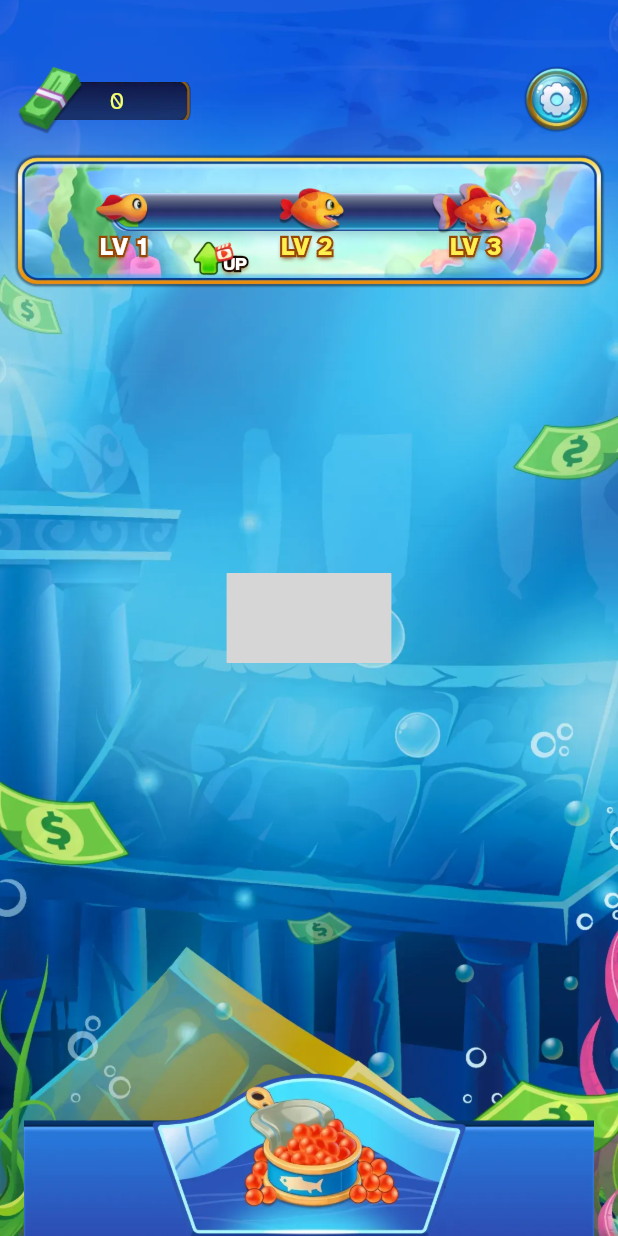
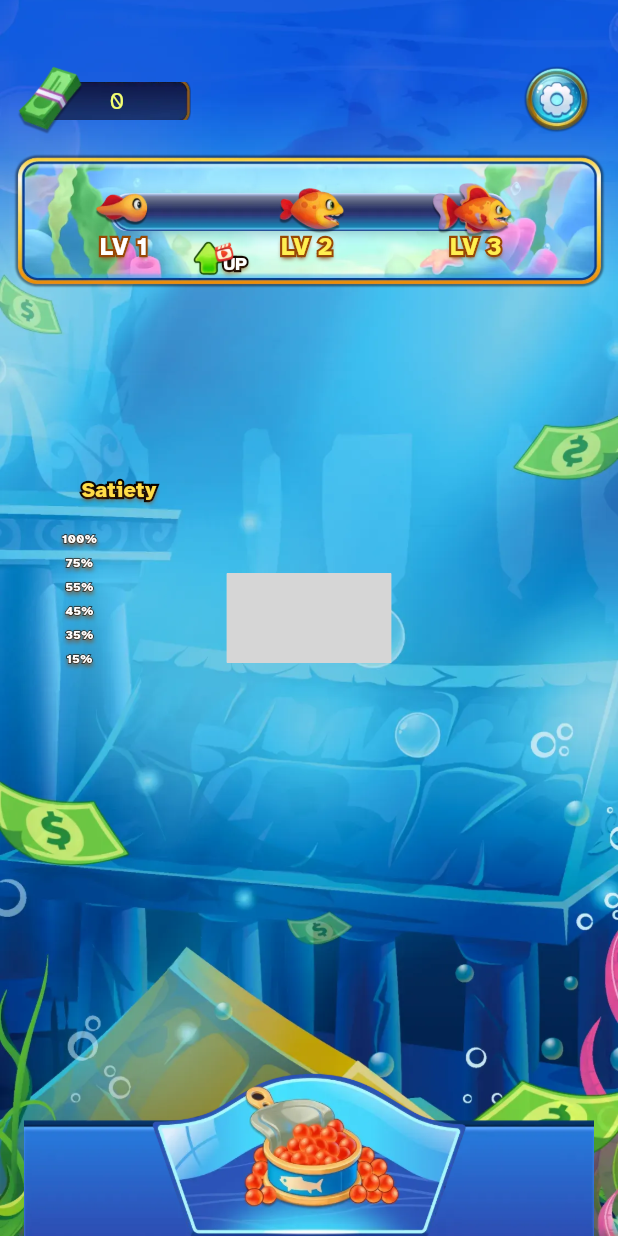
Before and after one commit to wangzaoQ/fishEarn, a Flutter app: the screen it shows after launch, on a phone screen of 412 x 824 dp. Run offline on Flutter 3.47's test engine with Material 3 defaults, Android fonts, the phone set to English and light mode, and no system bars; our stand-ins replace easy_localization, flutter_screenutil, lottie, shared_preferences; missing offline and left inert: applovin_max, flame; grey boxes are pictures that could not be loaded.

Commit message:
增加游戏生命进度

```diff
--- a/assets/translations/en.json
+++ b/assets/translations/en.json
@@ -1,5 +1,6 @@
 {
   "app_up": "UP",
   "app_pop_1_2_tips1": "Friend visit gift",
-  "app_pop_1_2_tips2": "Earning speed up"
+  "app_pop_1_2_tips2": "Earning speed up",
+  "app_satiety": "Satiety"
 }
--- /dev/null
+++ b/lib/game/GameLifePage.dart
@@ -0,0 +1,71 @@
+import 'package:easy_localization/easy_localization.dart';
+import 'package:flutter/cupertino.dart';
+import 'package:flutter/material.dart';
+import 'package:flutter_screenutil/flutter_screenutil.dart';
+
+import '../view/GameLifeProgress.dart';
+import '../view/GameText.dart';
+import '../view/TopDownCover.dart';
+
+class GameLifePage extends StatefulWidget {
+  const GameLifePage({super.key});
+
+  @override
+  State<GameLifePage> createState() => _GameLifePageState();
+}
+
+class _GameLifePageState extends State<GameLifePage>
+    with TickerProviderStateMixin {
+  late AnimationController _controller;
+
+  @override
+  void initState() {
+    _controller = AnimationController(
+      vsync: this,
+      duration: const Duration(seconds: 30),
+    )..forward(); // 从0开始遮到1
+    super.initState();
+  }
+
+  @override
+  Widget build(BuildContext context) {
+    return  SizedBox(
+      width: 100.w,
+      height: 130.h, // 给 Stack 一个固定高度
+      child: Stack(
+        children: [
+          Align(
+            alignment: Alignment.topLeft,
+            child: Padding(padding: EdgeInsetsGeometry.only(left: 12.w),child: GameText(
+              showText: "app_satiety".tr(),
+              fontSize: 14.sp,
+              fillColor: Color(0xFFFFDD48),
+              strokeColor: Color(0xFF000000),
+            )),)
+          ,
+          Positioned(
+            top: 36.h,
+            left: 0.w,
+            bottom: 0, // 让 Positioned 填满 Stack 高度
+            child: Column(
+              mainAxisAlignment: MainAxisAlignment.spaceBetween,
+              children: [
+                GameText(showText: "100%", fontSize: 8.sp, fillColor: Colors.white, strokeColor: Colors.black, strokeWidth: 1.w),
+                GameText(showText: "75%", fontSize: 8.sp, fillColor: Colors.white, strokeColor: Colors.black, strokeWidth: 1.w),
+                GameText(showText: "55%", fontSize: 8.sp, fillColor: Colors.white, strokeColor: Colors.black, strokeWidth: 1.w),
+                GameText(showText: "45%", fontSize: 8.sp, fillColor: Colors.white, strokeColor: Colors.black, strokeWidth: 1.w),
+                GameText(showText: "35%", fontSize: 8.sp, fillColor: Colors.white, strokeColor: Colors.black, strokeWidth: 1.w),
+                GameText(showText: "15%", fontSize: 8.sp, fillColor: Colors.white, strokeColor: Colors.black, strokeWidth: 1.w),
+              ],
+            ),
+          ),
+          // Positioned(
+          //   top: 26,
+          //   left: 59.w,
+          //   child: CustomProgress3(progress: 0.5,),
+          // ),
+        ],
+      ),
+    );
+  }
+}
--- a/lib/game/GamePage.dart
+++ b/lib/game/GamePage.dart
@@ -1,8 +1,10 @@
+import 'package:easy_localization/easy_localization.dart';
 import 'package:fish_earn/utils/GlobalTimerManager.dart';
 import 'package:fish_earn/utils/LocalCacheUtils.dart';
 import 'package:fish_earn/view/GameProcess.dart';
 import 'package:fish_earn/view/pop/LevelPop1_2.dart';
 import 'package:fish_earn/view/pop/PopManger.dart';
+import 'package:flame/game.dart';
 import 'package:flutter/cupertino.dart';
 import 'package:flutter/material.dart';
 import 'package:flutter_screenutil/flutter_screenutil.dart';
@@ -11,7 +13,12 @@ import 'package:provider/provider.dart';
 
 import '../data/GameData.dart';
 import '../model/GameViewModel.dart';
+import '../view/GameLifeProgress.dart';
+import '../view/GameText.dart';
 import '../view/pop/LevelPop2_3.dart';
+import 'FishAnimGame.dart';
+import 'FishGame.dart';
+import 'GameLifePage.dart';
 
 class GamePage extends StatefulWidget {
   const GamePage({super.key});
@@ -20,7 +27,7 @@ class GamePage extends StatefulWidget {
   _GamePageState createState() => _GamePageState();
 }
 
-class _GamePageState extends State<GamePage> with TickerProviderStateMixin{
+class _GamePageState extends State<GamePage> with TickerProviderStateMixin {
   late GameData gameData;
   late double progress;
   AnimationController? _lottieController;
@@ -28,19 +35,17 @@ class _GamePageState extends State<GamePage> with TickerProviderStateMixin{
   @override
   void initState() {
     super.initState();
-    GlobalTimerManager().startTimer(
-      onTick: () {
-        setState(() {
-          if (gameData.level > 0) {
-            gameData.levelTime -= 1;
-            LocalCacheUtils.putGameData(gameData);
-            if(gameData.level == 1 && _lottieController!=null){
     _lottieController = AnimationController(vsync: this);
-            }
-          }
-        });
-      },
-    );
+    // GlobalTimerManager().startTimer(
+    //   onTick: () {
+    //     setState(() {
+    //       if (gameData.level > 0) {
+    //         gameData.levelTime -= 1;
+    //         LocalCacheUtils.putGameData(gameData);
+    //       }
+    //     });
+    //   },
+    // );
   }
 
   @override
@@ -117,16 +122,20 @@ class _GamePageState extends State<GamePage> with TickerProviderStateMixin{
             padding: EdgeInsetsGeometry.only(top: 94.h),
             child: Align(
               alignment: Alignment.topCenter,
-              child: GameProgress(gameData: gameData, progress: progress,onConfirm:(result){
+              child: GameProgress(
+                gameData: gameData,
+                progress: progress,
+                onConfirm: (result) {
                   setState(() {
-                  if(result == 2){
+                    if (result == 2) {
                       //level 2升级
                       _lottieController?.dispose();
-                  }else if(result == 3){
+                    } else if (result == 3) {
                       PopManager().show(context: context, child: LevelPop2_3());
                     }
                   });
-              }),
+                },
+              ),
             ),
           ),
           Positioned(
@@ -168,15 +177,24 @@ class _GamePageState extends State<GamePage> with TickerProviderStateMixin{
               ),
             ),
           ),
+
+          //鱼动画
           buildAnimal(),
+          //鱼生命进度
+          Positioned(
+            top: 310.h,
+            left: 32.w,
+            child: GameLifePage(),
+          ),
+          // Positioned(child:SizedBox(child: CustomProgress3(progress: 0.5),) )
         ],
       ),
     );
   }
 
   Widget buildAnimal() {
-    if(gameData.level == 1){
-      return  Positioned.fill(
+    if (gameData.level == 1) {
+      return Positioned.fill(
         child: Center(
           child: SizedBox(
             width: 100.w,
@@ -185,15 +203,44 @@ class _GamePageState extends State<GamePage> with TickerProviderStateMixin{
               'assets/animations1/data.json',
               width: 96.w,
               height: 52.h,
-              controller:_lottieController,
+              controller: _lottieController,
             ),
           ),
         ),
       );
-    }else if(gameData.level == 2){
-      return SizedBox.shrink();
-    }else {
-      return SizedBox.shrink();
+    } else if (gameData.level == 2) {
+      // return GameWidget(
+      //   game: SimpleAnimGame(), // 直接把游戏传进去
+      // );
+      return Positioned.fill(
+        child: Center(
+          child: SizedBox(
+            width: 160.w,
+            height: 160.h,
+            child: Image.asset(
+              "assets/images/ic_game2_large.webp",
+              height: 160.h,
+              width: 160.w,
+              fit: BoxFit.cover,
+            ),
+          ),
+        ),
+      );
+    } else {
+      return Positioned.fill(
+        child: Center(
+          child: SizedBox(
+            width: 160.w,
+            height: 160.h,
+            child: Image.asset(
+              "assets/images/ic_game2_large.webp",
+              height: 160.h,
+              width: 160.w,
+              fit: BoxFit.cover,
+            ),
+          ),
+        ),
+      );
     }
   }
 
--- /dev/null
+++ b/lib/utils/GameManager.dart
@@ -0,0 +1,5 @@
+import 'package:flame/components.dart';
+
+class GameManager{
+
+}
--- a/pubspec.yaml
+++ b/pubspec.yaml
@@ -45,6 +45,7 @@ dependencies:
   applovin_max: any
   cupertino_icons: ^1.0.8
   lottie: ^3.3.1
+  flame: ^1.30.1
   #    firebase_core: ^4.0.0
 #    firebase_remote_config: ^6.0.0
   # The following adds the Cupertino Icons font to your application.
@@ -78,6 +79,7 @@ flutter:
         - asset: assets/fonts/AHV.ttf
   assets:
     - assets/images/
+#    - assets/images/fish/
     - assets/translations/
     - assets/animations1/data.json
     - assets/animations1/images/
```
Also changed, not shown: lib/game/FishAnimGame.dart (added, +37 -0 lines), lib/game/FishComponent.dart (added, +352 -0 lines), lib/game/FishGame.dart (added, +42 -0 lines), lib/view/GameLifeProgress.dart (added, +90 -0 lines), lib/view/TopDownCover.dart (added, +47 -0 lines), assets/images/bg_fish_progress.webp (added), assets/images/ic_game2_large.webp (added), pubspec.lock. Lines whose indentation alone changed are shown as unchanged.
